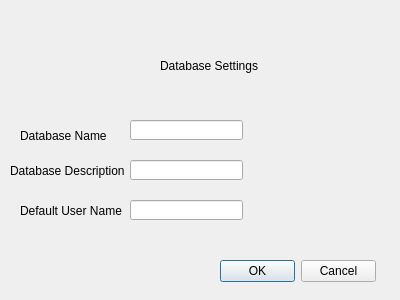
The window that databasesettingsform.ui (DensonNgumo/Vault) describes before a commit, drawn with Qt 5.
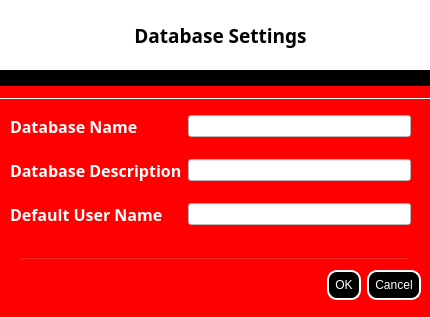
The same window after the commit.

Commit message: Just updated most of the UI and implemented shared_ptrs for the database connection

What changed in the file:
```diff
--- a/databasesettingsform.ui
+++ b/databasesettingsform.ui
@@ -6,108 +6,206 @@
    <rect>
     <x>0</x>
     <y>0</y>
-    <width>400</width>
-    <height>300</height>
+    <width>430</width>
+    <height>317</height>
    </rect>
   </property>
   <property name="windowTitle">
    <string>Dialog</string>
   </property>
+  <property name="styleSheet">
+   <string notr="true">background-color:red;</string>
+  </property>
   <widget class="QLabel" name="label">
    <property name="geometry">
     <rect>
-     <x>160</x>
-     <y>30</y>
-     <width>191</width>
+     <x>0</x>
+     <y>0</y>
+     <width>441</width>
      <height>71</height>
     </rect>
    </property>
-   <property name="text">
-    <string>Database Settings</string>
+   <property name="font">
+    <font>
+     <family>Tekton Pro</family>
+     <pointsize>14</pointsize>
+     <weight>75</weight>
+     <bold>true</bold>
+    </font>
    </property>
-  </widget>
-  <widget class="QLabel" name="label_2">
-   <property name="geometry">
-    <rect>
-     <x>20</x>
-     <y>110</y>
-     <width>91</width>
-     <height>51</height>
-    </rect>
+   <property name="styleSheet">
+    <string notr="true">background-color:white;</string>
    </property>
    <property name="text">
-    <string>Database Name</string>
-   </property>
-  </widget>
-  <widget class="QLabel" name="label_3">
-   <property name="geometry">
-    <rect>
-     <x>10</x>
-     <y>150</y>
-     <width>131</width>
-     <height>41</height>
-    </rect>
-   </property>
-   <property name="text">
-    <string>Database Description</string>
-   </property>
-  </widget>
-  <widget class="QLabel" name="label_4">
-   <property name="geometry">
-    <rect>
-     <x>20</x>
-     <y>190</y>
-     <width>141</width>
-     <height>41</height>
-    </rect>
-   </property>
-   <property name="text">
-    <string>Default User Name</string>
-   </property>
-  </widget>
-  <widget class="QLineEdit" name="lineEdit_dbName">
-   <property name="geometry">
-    <rect>
-     <x>130</x>
-     <y>120</y>
-     <width>113</width>
-     <height>20</height>
-    </rect>
-   </property>
-  </widget>
-  <widget class="QLineEdit" name="lineEdit_description">
-   <property name="geometry">
-    <rect>
-     <x>130</x>
-     <y>160</y>
-     <width>113</width>
-     <height>20</height>
-    </rect>
-   </property>
-  </widget>
-  <widget class="QLineEdit" name="lineEdit_userName">
-   <property name="geometry">
-    <rect>
-     <x>130</x>
-     <y>200</y>
-     <width>113</width>
-     <height>20</height>
-    </rect>
+    <string>&lt;html&gt;&lt;head/&gt;&lt;body&gt;&lt;p align=&quot;center&quot;&gt; Database Settings&lt;/p&gt;&lt;/body&gt;&lt;/html&gt;</string>
    </property>
   </widget>
   <widget class="QDialogButtonBox" name="buttonBox_Response">
    <property name="geometry">
     <rect>
-     <x>220</x>
-     <y>260</y>
-     <width>156</width>
-     <height>23</height>
+     <x>90</x>
+     <y>270</y>
+     <width>331</width>
+     <height>31</height>
     </rect>
    </property>
+   <property name="font">
+    <font>
+     <family>Tekton Pro</family>
+     <pointsize>9</pointsize>
+     <weight>75</weight>
+     <bold>true</bold>
+    </font>
+   </property>
+   <property name="styleSheet">
+    <string notr="true">background-color:black;
+color:white;
+border-style:outset;
+border-width:2px;
+border-color:white;
+border-radius:10px;
+min-width:10em;
+padding:6px;</string>
+   </property>
    <property name="standardButtons">
     <set>QDialogButtonBox::Cancel|QDialogButtonBox::Ok</set>
    </property>
   </widget>
+  <widget class="QLabel" name="label_5">
+   <property name="geometry">
+    <rect>
+     <x>0</x>
+     <y>70</y>
+     <width>431</width>
+     <height>16</height>
+    </rect>
+   </property>
+   <property name="styleSheet">
+    <string notr="true">background-color:black;</string>
+   </property>
+   <property name="text">
+    <string>TextLabel</string>
+   </property>
+  </widget>
+  <widget class="Line" name="line">
+   <property name="geometry">
+    <rect>
+     <x>0</x>
+     <y>90</y>
+     <width>451</width>
+     <height>16</height>
+    </rect>
+   </property>
+   <property name="styleSheet">
+    <string notr="true">color:white;</string>
+   </property>
+   <property name="frameShadow">
+    <enum>QFrame::Plain</enum>
+   </property>
+   <property name="orientation">
+    <enum>Qt::Horizontal</enum>
+   </property>
+  </widget>
+  <widget class="Line" name="line_2">
+   <property name="geometry">
+    <rect>
+     <x>20</x>
+     <y>250</y>
+     <width>391</width>
+     <height>16</height>
+    </rect>
+   </property>
+   <property name="orientation">
+    <enum>Qt::Horizontal</enum>
+   </property>
+  </widget>
+  <widget class="QWidget" name="layoutWidget">
+   <property name="geometry">
+    <rect>
+     <x>10</x>
+     <y>100</y>
+     <width>401</width>
+     <height>141</height>
+    </rect>
+   </property>
+   <layout class="QGridLayout" name="gridLayout">
+    <item row="0" column="0">
+     <widget class="QLabel" name="label_2">
+      <property name="font">
+       <font>
+        <family>Tekton Pro</family>
+        <pointsize>12</pointsize>
+        <weight>75</weight>
+        <bold>true</bold>
+       </font>
+      </property>
+      <property name="styleSheet">
+       <string notr="true">color:white;</string>
+      </property>
+      <property name="text">
+       <string>Database Name</string>
+      </property>
+     </widget>
+    </item>
+    <item row="0" column="1">
+     <widget class="QLineEdit" name="lineEdit_dbName">
+      <property name="styleSheet">
+       <string notr="true">background-color:white;</string>
+      </property>
+     </widget>
+    </item>
+    <item row="1" column="0">
+     <widget class="QLabel" name="label_3">
+      <property name="font">
+       <font>
+        <family>Tekton Pro</family>
+        <pointsize>12</pointsize>
+        <weight>75</weight>
+        <bold>true</bold>
+       </font>
+      </property>
+      <property name="styleSheet">
+       <string notr="true">color:white;</string>
+      </property>
+      <property name="text">
+       <string>Database Description</string>
+      </property>
+     </widget>
+    </item>
+    <item row="1" column="1">
+     <widget class="QLineEdit" name="lineEdit_description">
+      <property name="styleSheet">
+       <string notr="true">background-color:white;</string>
+      </property>
+     </widget>
+    </item>
+    <item row="2" column="0">
+     <widget class="QLabel" name="label_4">
+      <property name="font">
+       <font>
+        <family>Tekton Pro</family>
+        <pointsize>12</pointsize>
+        <weight>75</weight>
+        <bold>true</bold>
+       </font>
+      </property>
+      <property name="styleSheet">
+       <string notr="true">color:white;</string>
+      </property>
+      <property name="text">
+       <string>Default User Name</string>
+      </property>
+     </widget>
+    </item>
+    <item row="2" column="1">
+     <widget class="QLineEdit" name="lineEdit_userName">
+      <property name="styleSheet">
+       <string notr="true">background-color:white;</string>
+      </property>
+     </widget>
+    </item>
+   </layout>
+  </widget>
  </widget>
  <resources/>
  <connections/>
```
The commit also changes 21 other files.
